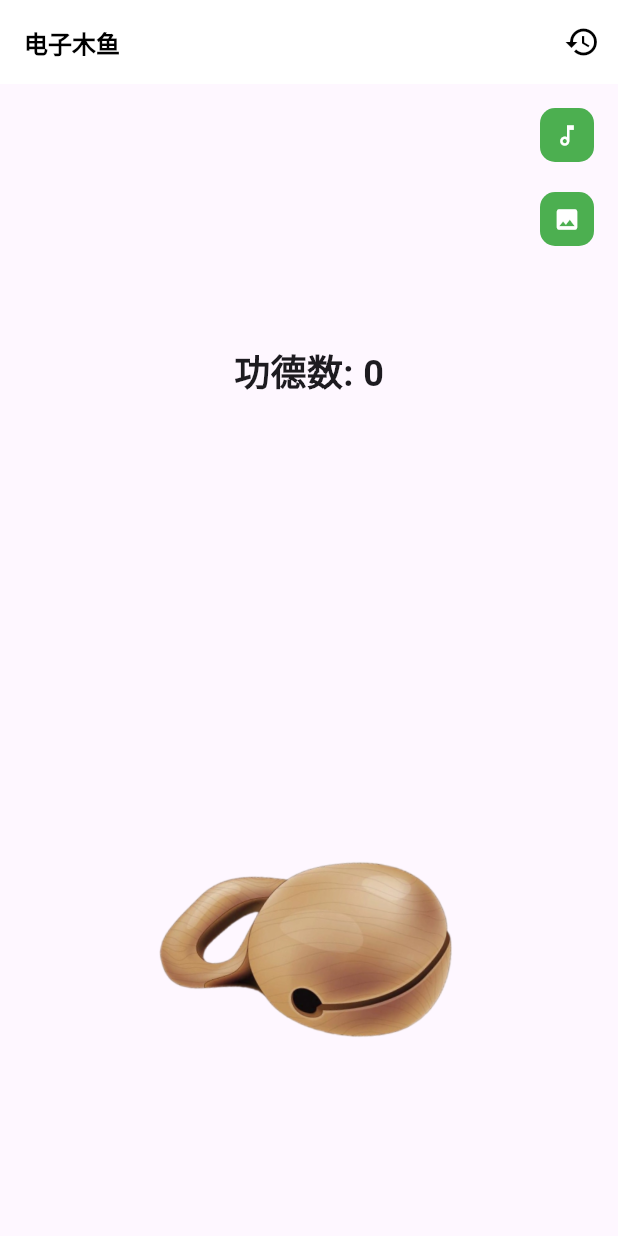
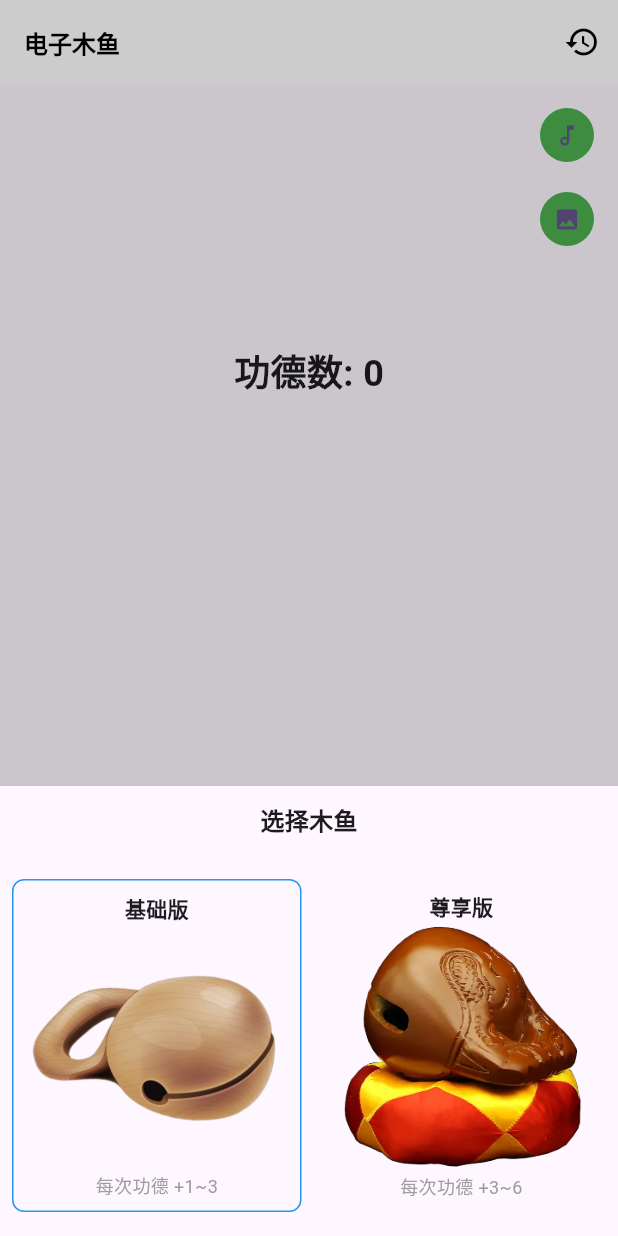
Before and after one commit to shallowaria/flutter_game_collection, a Flutter app: the screen it shows after launch, after a tap on the "image" icon, on a phone screen of 412 x 824 dp. Run offline on Flutter 3.47's test engine with Material 3 defaults, Android fonts, the phone set to English and light mode, and no system bars; missing offline and left inert: flame_audio.

Commit message:
add:exchange muyu

```diff
--- a/lib/main.dart
+++ b/lib/main.dart
@@ -1,5 +1,8 @@
 import 'package:flutter/material.dart';
-import 'package:game/muyu/muyu_page.dart';
+
+import 'counter/counter_page.dart';
+import 'guess/guess_page.dart';
+import 'muyu/muyu_page.dart';
 
 void main() {
   runApp(const MyApp());
@@ -7,11 +10,12 @@
 
 class MyApp extends StatelessWidget {
   const MyApp({super.key});
+
   @override
   Widget build(BuildContext context) {
     return MaterialApp(
+      title: 'Flutter Game',
       debugShowCheckedModeBanner: false,
-      title: 'Flutter Game',
       theme: ThemeData(colorScheme: .fromSeed(seedColor: Colors.deepPurple)),
       home: MuyuPage(),
     );
--- a/lib/muyu/count_panel.dart
+++ b/lib/muyu/count_panel.dart
@@ -15,14 +15,11 @@
   @override
   Widget build(BuildContext context) {
     final ButtonStyle style = ElevatedButton.styleFrom(
-      minimumSize: Size(36, 36),
+      minimumSize: const Size(36, 36),
+      padding: EdgeInsets.zero,
       backgroundColor: Colors.green,
-      padding: EdgeInsets.zero,
       elevation: 0,
-      shape: RoundedRectangleBorder(borderRadius: BorderRadius.circular(10)),
-      foregroundColor: Colors.white,
     );
-
     return Stack(
       children: [
         Center(
@@ -31,7 +28,6 @@
             style: TextStyle(fontSize: 24, fontWeight: FontWeight.bold),
           ),
         ),
-
         Positioned(
           right: 10,
           top: 10,
--- /dev/null
+++ b/lib/muyu/models/image_option.dart
@@ -0,0 +1,13 @@
+class ImageOption {
+  final String name; // 名称
+  final String src; // 资源
+  final int min; // 每次点击时功德最小值
+  final int max; // 每次点击时功德最大值
+
+  const ImageOption({
+    required this.name,
+    required this.src,
+    required this.min,
+    required this.max,
+  });
+}
--- a/lib/muyu/muyu_app_bar.dart
+++ b/lib/muyu/muyu_app_bar.dart
@@ -1,4 +1,5 @@
 import 'package:flutter/material.dart';
+import 'package:flutter/services.dart';
 
 class MuyuAppBar extends StatelessWidget implements PreferredSizeWidget {
   final VoidCallback onTapHistory;
@@ -9,15 +10,21 @@
   Widget build(BuildContext context) {
     return AppBar(
       elevation: 0,
+      systemOverlayStyle: const SystemUiOverlayStyle(
+        statusBarIconBrightness: Brightness.dark,
+        statusBarColor: Colors.transparent,
+      ),
       backgroundColor: Colors.white,
       titleTextStyle: const TextStyle(
         color: Colors.black,
         fontSize: 16,
         fontWeight: FontWeight.bold,
       ),
-      iconTheme: IconThemeData(color: Colors.black),
-      title: Text('电子木鱼'),
-      actions: [IconButton(onPressed: onTapHistory, icon: Icon(Icons.history))],
+      iconTheme: const IconThemeData(color: Colors.black),
+      title: const Text("电子木鱼"),
+      actions: [
+        IconButton(onPressed: onTapHistory, icon: const Icon(Icons.history)),
+      ],
     );
   }
 
--- a/lib/muyu/muyu_image.dart
+++ b/lib/muyu/muyu_image.dart
@@ -1,10 +1,10 @@
 import 'package:flutter/material.dart';
 
-class MuyuImage extends StatelessWidget {
+class MuyuAssetsImage extends StatelessWidget {
   final String image;
   final VoidCallback onTap;
 
-  const MuyuImage({super.key, required this.image, required this.onTap});
+  const MuyuAssetsImage({super.key, required this.image, required this.onTap});
 
   @override
   Widget build(BuildContext context) {
--- a/lib/muyu/muyu_page.dart
+++ b/lib/muyu/muyu_page.dart
@@ -1,12 +1,15 @@
 import 'dart:math';
 
 import 'package:flame_audio/flame_audio.dart';
+import 'package:flutter/cupertino.dart';
 import 'package:flutter/material.dart';
 import 'package:game/muyu/animate_text.dart';
+import 'models/image_option.dart';
 import 'muyu_image.dart';
 
 import 'count_panel.dart';
 import 'muyu_app_bar.dart';
+import 'options/select_image.dart';
 
 class MuyuPage extends StatefulWidget {
   const MuyuPage({super.key});
@@ -18,8 +21,14 @@
 class _MuyuPageState extends State<MuyuPage> {
   int _counter = 0;
   int _cruValue = 0;
+  int _activeImageIndex = 0;
 
   final Random _random = Random();
+
+  final List<ImageOption> imageOptions = const [
+    ImageOption(name: '基础版', src: 'assets/images/muyu.png', min: 1, max: 3),
+    ImageOption(name: '尊享版', src: 'assets/images/muyu2.png', min: 3, max: 6),
+  ];
 
   AudioPool? pool;
 
@@ -50,7 +59,7 @@
             child: Stack(
               alignment: Alignment.topCenter,
               children: [
-                MuyuImage(image: 'assets/images/muyu.png', onTap: _onKnock),
+                MuyuAssetsImage(image: activeImage, onTap: _onKnock),
                 if (_cruValue != 0) AnimateText(text: '功德+$_cruValue'),
               ],
             ),
@@ -64,13 +73,40 @@
 
   void _onTapSwitchAudio() {}
 
-  void _onTapSwitchImage() {}
+  void _onTapSwitchImage() {
+    showCupertinoModalPopup(
+      context: context,
+      builder: (BuildContext context) {
+        return ImageOptionPanel(
+          imageOptions: imageOptions,
+          activeIndex: _activeImageIndex,
+          onSelect: _onSelectImage,
+        );
+      },
+    );
+  }
 
   void _onKnock() {
     pool?.start();
     setState(() {
-      _cruValue = 1 + _random.nextInt(3);
+      _cruValue = knockValue;
       _counter += _cruValue;
     });
   }
+
+  String get activeImage => imageOptions[_activeImageIndex].src;
+
+  int get knockValue {
+    int min = imageOptions[_activeImageIndex].min;
+    int max = imageOptions[_activeImageIndex].max;
+    return min + _random.nextInt(max + 1 - min);
+  }
+
+  void _onSelectImage(int value) {
+    Navigator.of(context).pop();
+    if (value == _activeImageIndex) return;
+    setState(() {
+      _activeImageIndex = value;
+    });
+  }
 }
--- /dev/null
+++ b/lib/muyu/options/select_image.dart
@@ -0,0 +1,103 @@
+import 'package:flutter/material.dart';
+
+import '../models/image_option.dart';
+
+class ImageOptionPanel extends StatelessWidget {
+  final List<ImageOption> imageOptions;
+  final ValueChanged<int> onSelect;
+  final int activeIndex;
+
+  const ImageOptionPanel({
+    super.key,
+    required this.imageOptions,
+    required this.activeIndex,
+    required this.onSelect,
+  });
+
+  @override
+  Widget build(BuildContext context) {
+    const TextStyle labelStyle = TextStyle(
+      fontSize: 16,
+      fontWeight: FontWeight.bold,
+    );
+    const EdgeInsets padding = EdgeInsets.symmetric(
+      horizontal: 8.0,
+      vertical: 16,
+    );
+    return Material(
+      child: SizedBox(
+        height: 300,
+        child: Column(
+          children: [
+            Container(
+              height: 46,
+              alignment: Alignment.center,
+              child: const Text("选择木鱼", style: labelStyle),
+            ),
+            Expanded(
+              child: Padding(
+                padding: padding,
+                child: Row(
+                  children: [
+                    Expanded(child: _buildByIndex(0)),
+                    const SizedBox(width: 10),
+                    Expanded(child: _buildByIndex(1)),
+                  ],
+                ),
+              ),
+            ),
+          ],
+        ),
+      ),
+    );
+  }
+
+  //
+  Widget _buildByIndex(int index) {
+    bool active = index == activeIndex;
+    return GestureDetector(
+      onTap: () => onSelect(index),
+      child: ImageOptionItem(option: imageOptions[index], active: active),
+    );
+  }
+}
+
+class ImageOptionItem extends StatelessWidget {
+  final ImageOption option;
+  final bool active;
+
+  const ImageOptionItem({
+    super.key,
+    required this.option,
+    required this.active,
+  });
+
+  @override
+  Widget build(BuildContext context) {
+    const Border activeBorder = Border.fromBorderSide(
+      BorderSide(color: Colors.blue),
+    );
+    return Container(
+      padding: const EdgeInsets.symmetric(vertical: 8),
+      decoration: BoxDecoration(
+        borderRadius: BorderRadius.circular(8),
+        border: !active ? null : activeBorder,
+      ),
+      child: Column(
+        children: [
+          Text(option.name, style: TextStyle(fontWeight: FontWeight.bold)),
+          Expanded(
+            child: Padding(
+              padding: const EdgeInsets.symmetric(horizontal: 8.0),
+              child: Image.asset(option.src),
+            ),
+          ),
+          Text(
+            '每次功德 +${option.min}~${option.max}',
+            style: const TextStyle(color: Colors.grey, fontSize: 12),
+          ),
+        ],
+      ),
+    );
+  }
+}
```
Also changed, not shown: assets/images/muyu2.png (added), 1 other file.
